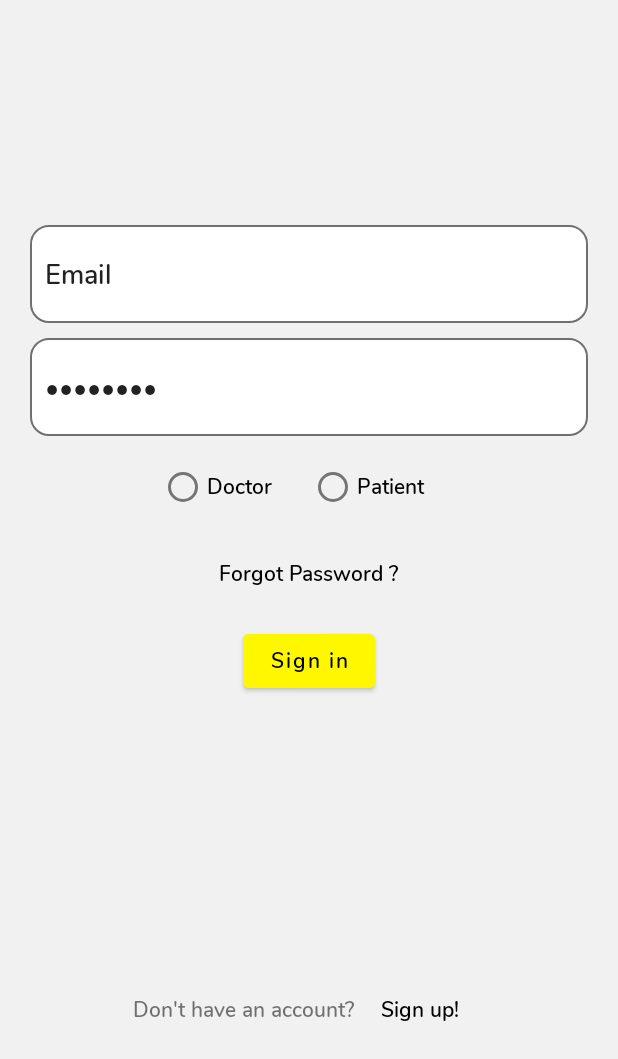
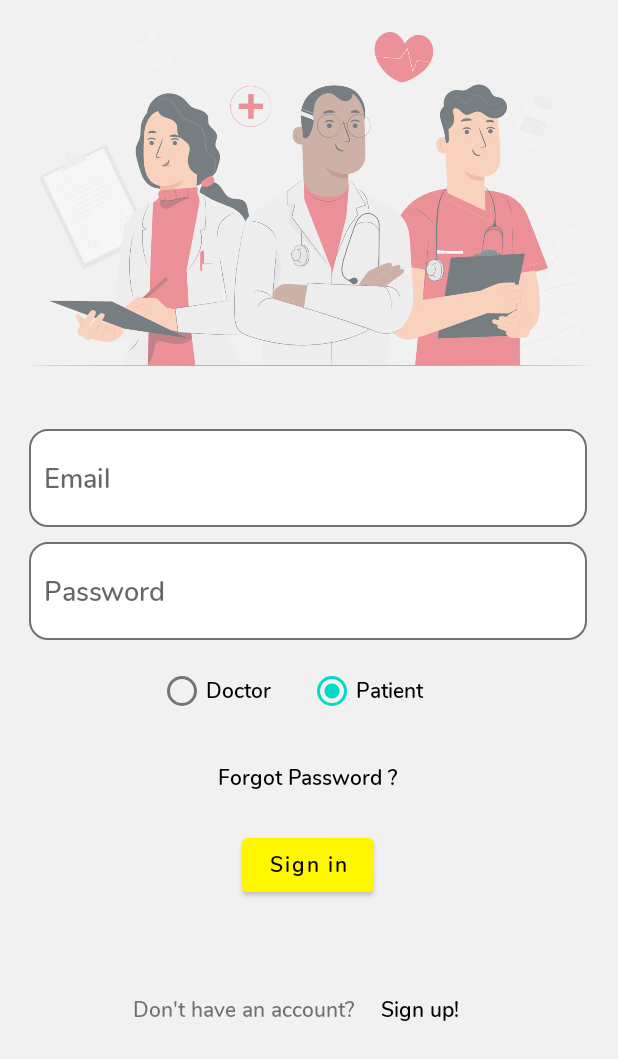
Before and after one commit to HKpro2090/Medic-App, an Android app: the screen it shows after launch (MainActivity), on a phone screen of 412 x 824 dp, the part 177-1236 px from its top. Run offline under Robolectric (Android 15) with nearby library versions, the phone set to English and light mode, and no system bars.

Commit message:
Fixed Commit

```diff
--- a/app/build.gradle
+++ b/app/build.gradle
@@ -25,8 +25,8 @@ android {
         sourceCompatibility JavaVersion.VERSION_1_8
         targetCompatibility JavaVersion.VERSION_1_8
     }
-    compileSdkVersion 28
-    buildToolsVersion '28.0.3'
+    compileSdkVersion 29
+    buildToolsVersion '29.0.3'
 }
 
 dependencies {
--- a/app/src/main/res/layout/activity_main.xml
+++ b/app/src/main/res/layout/activity_main.xml
@@ -31,9 +31,10 @@
         android:orientation="vertical"
         app:layout_constraintBottom_toBottomOf="parent"
         app:layout_constraintEnd_toEndOf="parent"
+        app:layout_constraintHorizontal_bias="0.487"
         app:layout_constraintStart_toStartOf="parent"
         app:layout_constraintTop_toTopOf="parent"
-        app:layout_constraintVertical_bias="0.53999996">
+        app:layout_constraintVertical_bias="0.815">
 
         <EditText
             android:id="@+id/EmailField"
@@ -42,9 +43,9 @@
             android:background="@drawable/textview_border"
             android:ems="10"
             android:fontFamily="@font/nunito_semibold"
+            android:hint="Email"
             android:inputType="textPersonName"
-            android:padding="10dp"
-            android:text="Email" />
+            android:padding="10dp"/>
 
         <EditText
             android:id="@+id/PasswordField"
@@ -55,9 +56,9 @@
             android:background="@drawable/textview_border"
             android:ems="10"
             android:fontFamily="@font/nunito_semibold"
+            android:hint="Password"
             android:inputType="textPassword"
-            android:padding="10dp"
-            android:text="Password" />
+            android:padding="10dp"/>
 
         <RadioGroup
             android:layout_width="match_parent"
@@ -70,15 +71,19 @@
                 android:id="@+id/DoctorRadioButton"
                 android:layout_width="100dp"
                 android:layout_height="wrap_content"
+                android:checked="false"
                 android:fontFamily="@font/nunito_semibold"
-                android:text="Doctor" />
+                android:text="Doctor"
+                tools:ignore="TouchTargetSizeCheck" />
 
             <RadioButton
                 android:id="@+id/PatientRadioButton"
                 android:layout_width="100dp"
                 android:layout_height="wrap_content"
+                android:checked="true"
                 android:fontFamily="@font/nunito_semibold"
-                android:text="Patient" />
+                android:text="Patient"
+                tools:ignore="TouchTargetSizeCheck" />
         </RadioGroup>
 
         <Button
@@ -137,4 +142,16 @@
             android:textAllCaps="false"
             android:textColor="#000000" />
     </LinearLayout>
+
+    <ImageView
+        android:id="@+id/imageView"
+        android:layout_width="413dp"
+        android:layout_height="289dp"
+        android:alpha="0.6"
+        app:layout_constraintBottom_toBottomOf="parent"
+        app:layout_constraintEnd_toEndOf="parent"
+        app:layout_constraintStart_toStartOf="parent"
+        app:layout_constraintTop_toTopOf="parent"
+        app:layout_constraintVertical_bias="0.198"
+        app:srcCompat="@drawable/loginpage" />
 </androidx.constraintlayout.widget.ConstraintLayout>
```
Also changed, not shown: app/src/main/res/drawable/loginpage.png (added).
